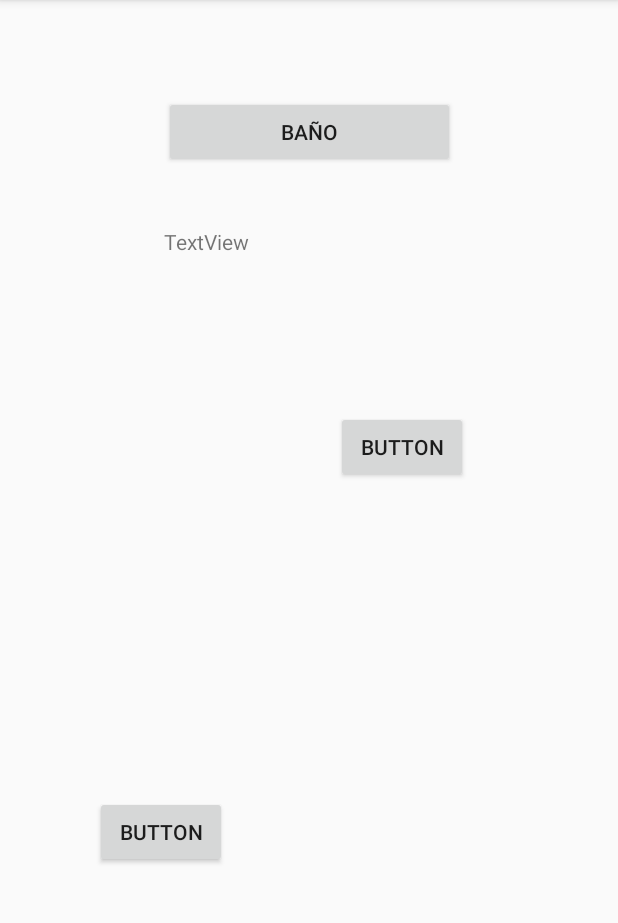
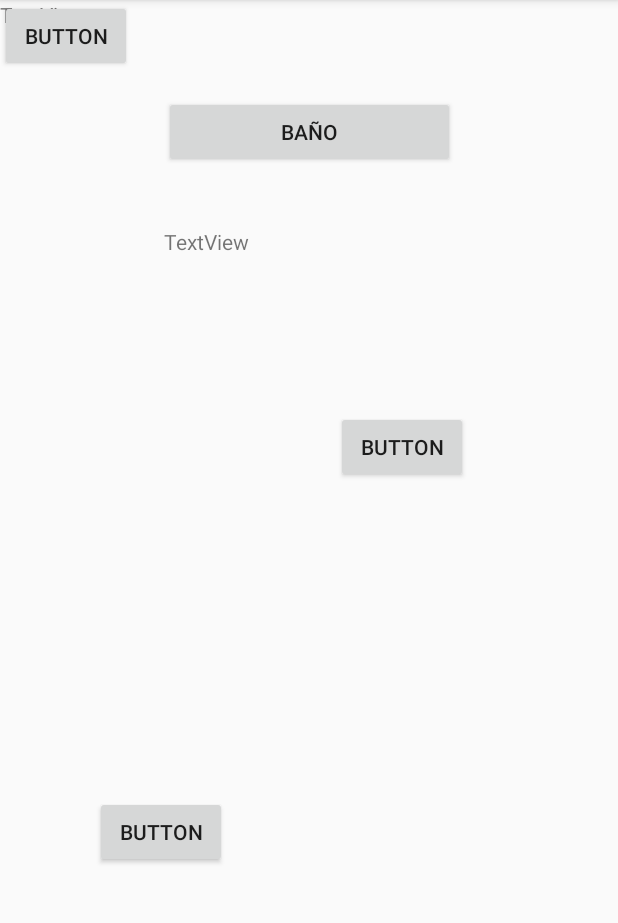
Before and after one commit to juanda0097/Spikec, an Android app: the ejemplo screen opened directly, with no data from a screen before it, on a phone screen of 412 x 824 dp, the part 84-1007 px from its top. Run offline under Robolectric (Android 15) with nearby library versions, the phone set to English and light mode, and no system bars.

Commit message:
cuarto commit
+botton y textview

```diff
--- a/app/src/main/res/layout/activity_ejemplo.xml
+++ b/app/src/main/res/layout/activity_ejemplo.xml
@@ -55,4 +55,20 @@
         android:layout_marginLeft="224dp"
         android:layout_marginTop="274dp"
         android:layout_marginStart="224dp" />
+
+    <Button
+        android:id="@+id/button3"
+        android:layout_width="wrap_content"
+        android:layout_height="wrap_content"
+        android:text="Button"
+        tools:layout_editor_absoluteX="146dp"
+        tools:layout_editor_absoluteY="399dp" />
+
+    <TextView
+        android:id="@+id/textView3"
+        android:layout_width="wrap_content"
+        android:layout_height="wrap_content"
+        android:text="TextView"
+        tools:layout_editor_absoluteX="151dp"
+        tools:layout_editor_absoluteY="353dp" />
 </android.support.constraint.ConstraintLayout>
```
